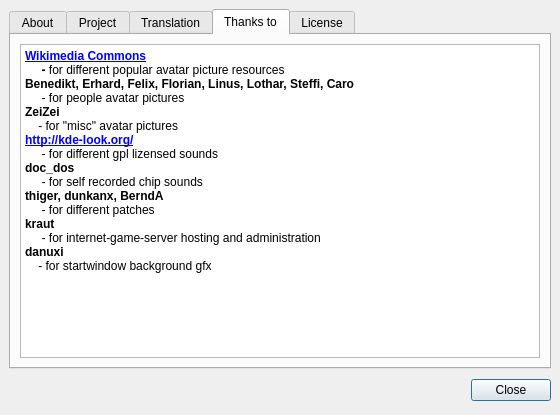
Before: the Qt Designer form src/gui/qt/aboutpokerth.ui in pokerth/pokerth, drawn with Qt 5.
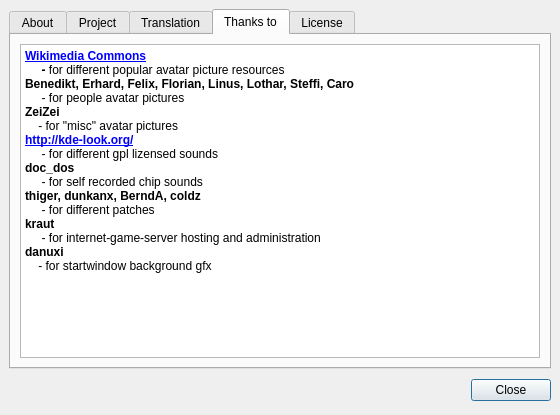
After: the same form once the commit is applied. The open tabs and pages were chosen to show the change.

Commit message: join game bugfix (thx coldz)

Diff of the .ui file:
```diff
--- a/src/gui/qt/aboutpokerth.ui
+++ b/src/gui/qt/aboutpokerth.ui
@@ -187,23 +187,23 @@
           <string>&lt;!DOCTYPE HTML PUBLIC "-//W3C//DTD HTML 4.0//EN" "http://www.w3.org/TR/REC-html40/strict.dtd">
 &lt;html>&lt;head>&lt;meta name="qrichtext" content="1" />&lt;style type="text/css">
 p, li { white-space: pre-wrap; }
-&lt;/style>&lt;/head>&lt;body style=" font-family:'Nimbus Sans L'; font-size:8pt; font-weight:400; font-style:normal;">
-&lt;p style=" margin-top:0px; margin-bottom:0px; margin-left:0px; margin-right:0px; -qt-block-indent:0; text-indent:0px; font-family:'Sans Serif'; font-size:9pt;">&lt;a href="http://commons.wikimedia.org/wiki/Main_Page">&lt;span style=" font-weight:600; text-decoration: underline; color:#0000ff;">Wikimedia Commons&lt;/span>&lt;/a>&lt;/p>
-&lt;p style=" margin-top:0px; margin-bottom:0px; margin-left:0px; margin-right:0px; -qt-block-indent:0; text-indent:0px; font-family:'Sans Serif'; font-size:9pt; font-weight:600;">     - &lt;span style=" font-weight:400;">for different popular avatar picture resources&lt;/span>&lt;/p>
-&lt;p style=" margin-top:0px; margin-bottom:0px; margin-left:0px; margin-right:0px; -qt-block-indent:0; text-indent:0px; font-family:'Sans Serif'; font-size:9pt;">&lt;span style=" font-weight:600;">Benedikt, Erhard, Felix, Florian, Linus, Lothar, Steffi, Caro&lt;/span>&lt;/p>
-&lt;p style=" margin-top:0px; margin-bottom:0px; margin-left:0px; margin-right:0px; -qt-block-indent:0; text-indent:0px; font-family:'Sans Serif'; font-size:9pt;">     - for people avatar pictures&lt;/p>
-&lt;p style=" margin-top:0px; margin-bottom:0px; margin-left:0px; margin-right:0px; -qt-block-indent:0; text-indent:0px; font-family:'Sans Serif'; font-size:9pt;">&lt;span style=" font-weight:600;">ZeiZei&lt;/span> &lt;/p>
-&lt;p style=" margin-top:0px; margin-bottom:0px; margin-left:0px; margin-right:0px; -qt-block-indent:0; text-indent:0px; font-family:'Sans Serif'; font-size:9pt;">    - for "misc" avatar pictures&lt;/p>
-&lt;p style=" margin-top:0px; margin-bottom:0px; margin-left:0px; margin-right:0px; -qt-block-indent:0; text-indent:0px; font-family:'Sans Serif'; font-size:9pt;">&lt;a href="http://kde-look.org/">&lt;span style=" font-weight:600; text-decoration: underline; color:#0000ff;">http://kde-look.org/&lt;/span>&lt;/a>&lt;/p>
-&lt;p style=" margin-top:0px; margin-bottom:0px; margin-left:0px; margin-right:0px; -qt-block-indent:0; text-indent:0px; font-family:'Sans Serif'; font-size:9pt;">     - for different gpl lizensed sounds&lt;/p>
-&lt;p style=" margin-top:0px; margin-bottom:0px; margin-left:0px; margin-right:0px; -qt-block-indent:0; text-indent:0px; font-family:'Sans Serif'; font-size:9pt;">&lt;span style=" font-weight:600;">doc_dos&lt;/span>&lt;/p>
-&lt;p style=" margin-top:0px; margin-bottom:0px; margin-left:0px; margin-right:0px; -qt-block-indent:0; text-indent:0px; font-family:'Sans Serif'; font-size:9pt;">     - for self recorded chip sounds&lt;/p>
-&lt;p style=" margin-top:0px; margin-bottom:0px; margin-left:0px; margin-right:0px; -qt-block-indent:0; text-indent:0px; font-family:'Sans Serif'; font-size:9pt;">&lt;span style=" font-weight:600;">thiger, dunkanx, BerndA &lt;/span>&lt;/p>
-&lt;p style=" margin-top:0px; margin-bottom:0px; margin-left:0px; margin-right:0px; -qt-block-indent:0; text-indent:0px; font-family:'Sans Serif'; font-size:9pt;">     - for different patches&lt;/p>
-&lt;p style=" margin-top:0px; margin-bottom:0px; margin-left:0px; margin-right:0px; -qt-block-indent:0; text-indent:0px; font-family:'Sans Serif'; font-size:9pt;">&lt;span style=" font-weight:600;">kraut&lt;/span>&lt;/p>
-&lt;p style=" margin-top:0px; margin-bottom:0px; margin-left:0px; margin-right:0px; -qt-block-indent:0; text-indent:0px; font-family:'Sans Serif'; font-size:9pt;">     - for internet-game-server hosting and administration&lt;/p>
-&lt;p style=" margin-top:0px; margin-bottom:0px; margin-left:0px; margin-right:0px; -qt-block-indent:0; text-indent:0px; font-family:'Sans Serif'; font-size:9pt;">&lt;span style=" font-weight:600;">danuxi&lt;/span>&lt;/p>
-&lt;p style=" margin-top:0px; margin-bottom:0px; margin-left:0px; margin-right:0px; -qt-block-indent:0; text-indent:0px; font-family:'Sans Serif'; font-size:9pt;">    - for startwindow background gfx&lt;/p>&lt;/body>&lt;/html></string>
+&lt;/style>&lt;/head>&lt;body style=" font-family:'Sans Serif'; font-size:9pt; font-weight:400; font-style:normal;">
+&lt;p style=" margin-top:0px; margin-bottom:0px; margin-left:0px; margin-right:0px; -qt-block-indent:0; text-indent:0px;">&lt;a href="http://commons.wikimedia.org/wiki/Main_Page">&lt;span style=" font-weight:600; text-decoration: underline; color:#0000ff;">Wikimedia Commons&lt;/span>&lt;/a>&lt;/p>
+&lt;p style=" margin-top:0px; margin-bottom:0px; margin-left:0px; margin-right:0px; -qt-block-indent:0; text-indent:0px; font-weight:600;">     - &lt;span style=" font-weight:400;">for different popular avatar picture resources&lt;/span>&lt;/p>
+&lt;p style=" margin-top:0px; margin-bottom:0px; margin-left:0px; margin-right:0px; -qt-block-indent:0; text-indent:0px;">&lt;span style=" font-weight:600;">Benedikt, Erhard, Felix, Florian, Linus, Lothar, Steffi, Caro&lt;/span>&lt;/p>
+&lt;p style=" margin-top:0px; margin-bottom:0px; margin-left:0px; margin-right:0px; -qt-block-indent:0; text-indent:0px;">     - for people avatar pictures&lt;/p>
+&lt;p style=" margin-top:0px; margin-bottom:0px; margin-left:0px; margin-right:0px; -qt-block-indent:0; text-indent:0px;">&lt;span style=" font-weight:600;">ZeiZei&lt;/span> &lt;/p>
+&lt;p style=" margin-top:0px; margin-bottom:0px; margin-left:0px; margin-right:0px; -qt-block-indent:0; text-indent:0px;">    - for "misc" avatar pictures&lt;/p>
+&lt;p style=" margin-top:0px; margin-bottom:0px; margin-left:0px; margin-right:0px; -qt-block-indent:0; text-indent:0px;">&lt;a href="http://kde-look.org/">&lt;span style=" font-weight:600; text-decoration: underline; color:#0000ff;">http://kde-look.org/&lt;/span>&lt;/a>&lt;/p>
+&lt;p style=" margin-top:0px; margin-bottom:0px; margin-left:0px; margin-right:0px; -qt-block-indent:0; text-indent:0px;">     - for different gpl lizensed sounds&lt;/p>
+&lt;p style=" margin-top:0px; margin-bottom:0px; margin-left:0px; margin-right:0px; -qt-block-indent:0; text-indent:0px;">&lt;span style=" font-weight:600;">doc_dos&lt;/span>&lt;/p>
+&lt;p style=" margin-top:0px; margin-bottom:0px; margin-left:0px; margin-right:0px; -qt-block-indent:0; text-indent:0px;">     - for self recorded chip sounds&lt;/p>
+&lt;p style=" margin-top:0px; margin-bottom:0px; margin-left:0px; margin-right:0px; -qt-block-indent:0; text-indent:0px;">&lt;span style=" font-weight:600;">thiger, dunkanx, BerndA, coldz&lt;/span>&lt;/p>
+&lt;p style=" margin-top:0px; margin-bottom:0px; margin-left:0px; margin-right:0px; -qt-block-indent:0; text-indent:0px;">     - for different patches&lt;/p>
+&lt;p style=" margin-top:0px; margin-bottom:0px; margin-left:0px; margin-right:0px; -qt-block-indent:0; text-indent:0px;">&lt;span style=" font-weight:600;">kraut&lt;/span>&lt;/p>
+&lt;p style=" margin-top:0px; margin-bottom:0px; margin-left:0px; margin-right:0px; -qt-block-indent:0; text-indent:0px;">     - for internet-game-server hosting and administration&lt;/p>
+&lt;p style=" margin-top:0px; margin-bottom:0px; margin-left:0px; margin-right:0px; -qt-block-indent:0; text-indent:0px;">&lt;span style=" font-weight:600;">danuxi&lt;/span>&lt;/p>
+&lt;p style=" margin-top:0px; margin-bottom:0px; margin-left:0px; margin-right:0px; -qt-block-indent:0; text-indent:0px;">    - for startwindow background gfx&lt;/p>&lt;/body>&lt;/html></string>
          </property>
          <property name="openExternalLinks" >
           <bool>true</bool>
```
Left out of the diff: 36 changed lines with no effect on the pictures. The commit also changes 1 other file.
